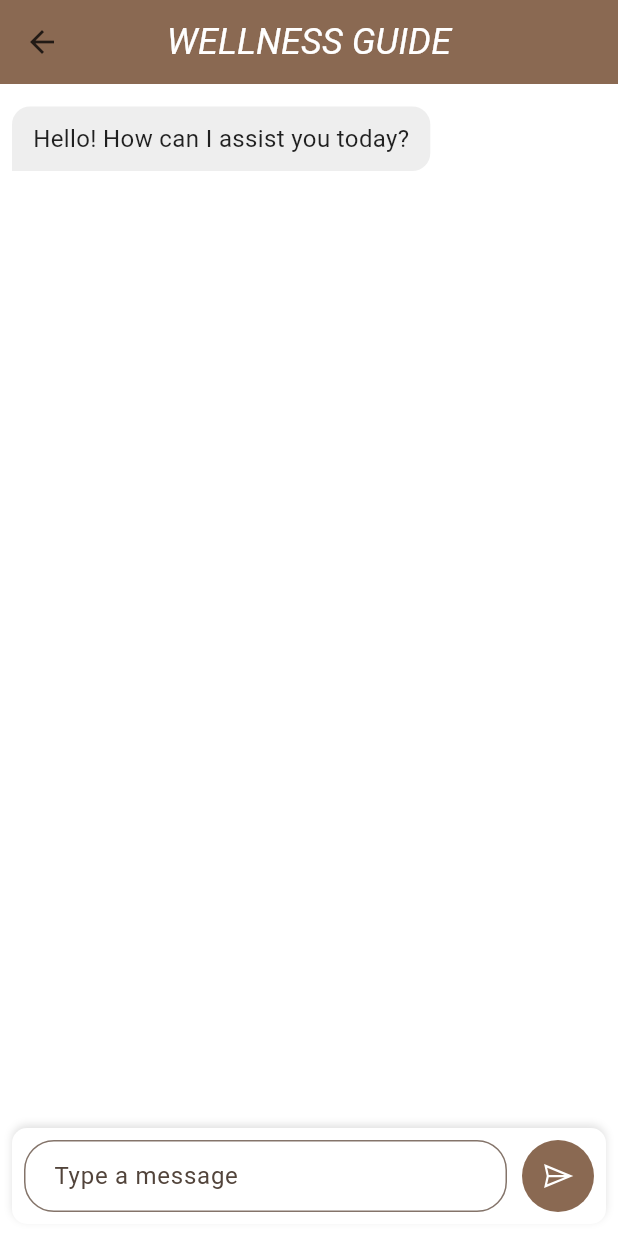
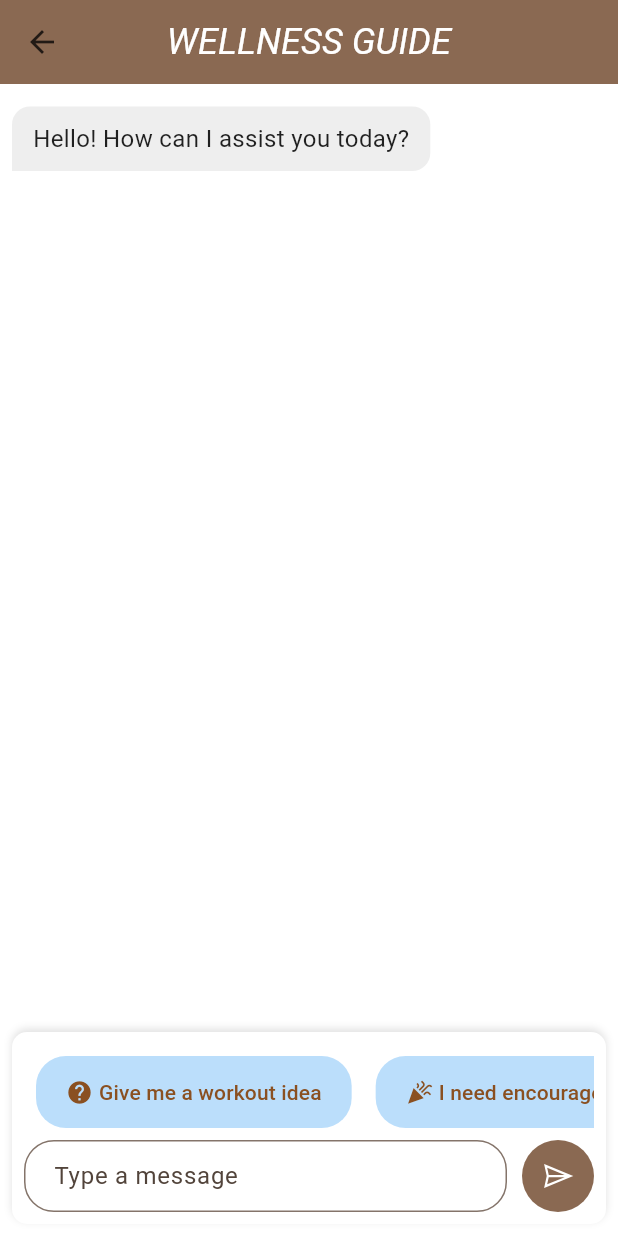
Before and after one commit to Hackathon2024v2/frontend, a Flutter app: the Chat screen opened directly, on a phone screen of 412 x 824 dp. Run offline on Flutter 3.47's test engine with Material 3 defaults, Android fonts, the phone set to English and light mode, and no system bars; our stand-ins replace circular_countdown_timer, get, iconsax, line_awesome_flutter, smooth_page_indicator, supabase_flutter; accounts and stored records are empty.

Commit message:
Chat query buttons

```diff
--- a/lib/pages/chat.dart
+++ b/lib/pages/chat.dart
@@ -1,9 +1,9 @@
 import 'dart:convert';
+import 'package:flutter_application_2/widgets/chat_query_button.dart';
 import 'package:http/http.dart' as http;
 import 'package:flutter/material.dart';
 import 'package:flutter_application_2/main.dart';
 import 'package:line_awesome_flutter/line_awesome_flutter.dart';
-import '../main.dart';
 
 class Chat extends StatefulWidget {
   const Chat({super.key});
@@ -16,10 +16,26 @@ class _ChatState extends State<Chat> {
   List<Map<String, String>> messages = [
     {"sender": "bot", "message": "Hello! How can I assist you today?"},
   ];
+
+  List<Map<String, dynamic>> chatQueries = [
+    {
+      'icon': Icons.help,
+      'label': "Give me a workout idea",
+      'message':
+          "Give me a personalized workout idea that I can try immediately.",
+    },
+    {
+      'icon': Icons.celebration,
+      'label': "I need encouragement",
+      'message':
+          "Give me encouragement to motivate me to do physical activity.",
+    },
+  ];
+
   final TextEditingController _messageController = TextEditingController();
 
-void _sendMessage() async {
-  String newMessage = _messageController.text.trim();
+  void _sendMessage({message = ""}) async {
+    String newMessage = message ?? _messageController.text.trim();
     if (newMessage.isNotEmpty) {
       setState(() {
         messages.add({"sender": "user", "message": newMessage});
@@ -36,7 +52,8 @@ void _sendMessage() async {
             'Content-Type': 'application/json',
             'Accept': 'text/plain',
           },
-        body: jsonEncode({"subject": "Nutrition", "question": newMessage}),
+          body: jsonEncode(
+              {"subject": "Nutrition and training", "question": newMessage}),
         );
 
         if (response.statusCode == 200) {
@@ -97,14 +114,17 @@ void _sendMessage() async {
                       isUser ? Alignment.centerRight : Alignment.centerLeft,
                   child: Container(
                     margin: const EdgeInsets.symmetric(vertical: 5),
-                    padding: const EdgeInsets.symmetric(vertical: 10, horizontal: 14),
+                    padding: const EdgeInsets.symmetric(
+                        vertical: 10, horizontal: 14),
                     decoration: BoxDecoration(
                       color: isUser ? Colors.blue[200] : Colors.grey[200],
                       borderRadius: BorderRadius.only(
                         topLeft: const Radius.circular(12),
                         topRight: const Radius.circular(12),
-                        bottomLeft: isUser ? const Radius.circular(12) : Radius.zero,
-                        bottomRight: isUser ? Radius.zero : const Radius.circular(12),
+                        bottomLeft:
+                            isUser ? const Radius.circular(12) : Radius.zero,
+                        bottomRight:
+                            isUser ? Radius.zero : const Radius.circular(12),
                       ),
                     ),
                     child: Text(
@@ -133,7 +153,24 @@ void _sendMessage() async {
                 ),
               ],
             ),
+            child: Column(
+              children: [
+                SingleChildScrollView(
+                  scrollDirection: Axis.horizontal,
                   child: Row(
+                    mainAxisAlignment: MainAxisAlignment.start,
+                    children: chatQueries.map((query) {
+                      return ChatQueryButton(
+                        icon: query['icon'],
+                        label: query['label'],
+                        value: query['message'],
+                        onPressed: () =>
+                            _sendMessage(message: query['message']),
+                      );
+                    }).toList(),
+                  ),
+                ),
+                Row(
                   children: [
                     Expanded(
                       child: TextField(
@@ -143,8 +180,8 @@ void _sendMessage() async {
                           border: OutlineInputBorder(
                             borderRadius: BorderRadius.circular(20),
                           ),
-                      contentPadding:
-                          const EdgeInsets.symmetric(horizontal: 16, vertical: 8),
+                          contentPadding: const EdgeInsets.symmetric(
+                              horizontal: 16, vertical: 8),
                         ),
                       ),
                     ),
@@ -163,6 +200,8 @@ void _sendMessage() async {
                     ),
                   ],
                 ),
+              ],
+            ),
           ),
         ],
       ),
--- /dev/null
+++ b/lib/widgets/chat_query_button.dart
@@ -0,0 +1,41 @@
+import 'package:flutter/material.dart';
+
+class ChatQueryButton extends StatelessWidget {
+  final IconData icon;
+  final String label;
+  final String value;
+  final VoidCallback onPressed;
+
+  const ChatQueryButton({super.key,
+      required this.icon,
+      required this.label,
+      required this.value,
+      required this.onPressed
+  });
+
+  @override
+  Widget build(BuildContext context) {
+    return Padding(
+      padding: const EdgeInsets.all(8.0),
+      child: Container(
+        decoration: BoxDecoration(
+          color: Theme.of(context).primaryColorLight,
+          borderRadius: const BorderRadius.all(Radius.circular(20)),
+        ),
+        child: TextButton(
+          onPressed: onPressed,
+          child: Padding(
+            padding: const EdgeInsets.symmetric(horizontal: 8, vertical: 4),
+            child: Row(
+              children: [
+                Icon(icon),
+                const SizedBox(width: 4),
+                Text(label)
+              ],
+            ),
+          ),
+        ),
+      ),
+    );
+  }
+}
```
Lines whose indentation alone changed are shown as unchanged.
